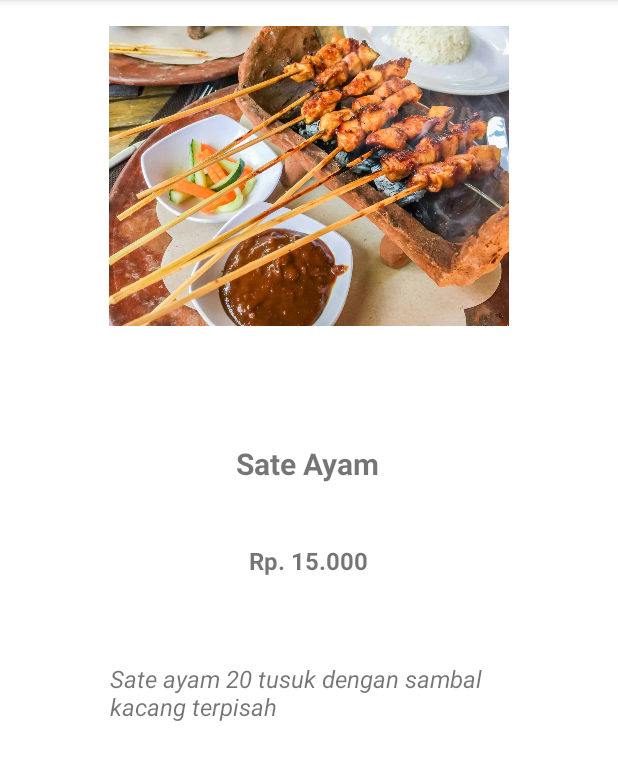
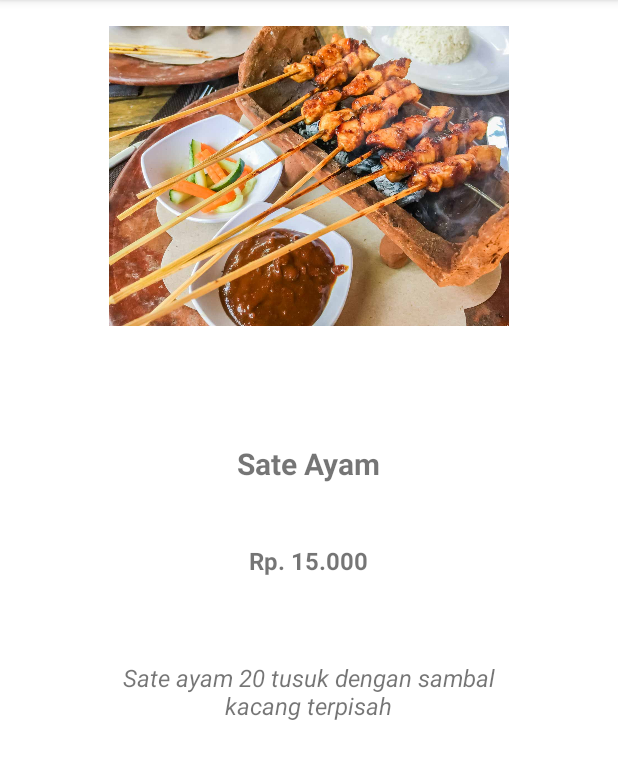
Before and after one commit to naufalHaidar12342/kuliner-semarang, an Android app: the screen it shows after launch (detail_masakan), after a tap on "Sate Ayam", on a phone screen of 412 x 824 dp, the part 84-864 px from its top. Run offline under Robolectric (Android 15) with nearby library versions, the phone set to English and light mode, and no system bars.

Commit message:
mengubah text-alignment menjadi center

```diff
--- a/app/src/main/res/layout/activity_detail_masakan.xml
+++ b/app/src/main/res/layout/activity_detail_masakan.xml
@@ -29,6 +29,7 @@
         android:layout_marginTop="37dp"
         android:padding="10dp"
         android:text="Nama masakan"
+        android:textAlignment="center"
         android:textSize="20sp"
         android:textStyle="bold"
         app:layout_constraintBottom_toBottomOf="parent"
@@ -49,6 +50,7 @@
         android:layout_marginStart="156dp"
         android:padding="10dp"
         android:text="Rp. 10.000"
+        android:textAlignment="center"
         android:textSize="16sp"
         android:textStyle="bold"
         app:layout_constraintBottom_toBottomOf="parent"
@@ -66,6 +68,7 @@
         android:layout_marginStart="-341dp"
         android:padding="20dp"
         android:text="lorem ipsum dolor sit amet lorem "
+        android:textAlignment="center"
         android:textSize="16sp"
         android:textStyle="normal|italic"
         app:layout_constraintBottom_toBottomOf="parent"
@@ -76,6 +79,6 @@
         app:layout_constraintRight_toRightOf="parent"
         app:layout_constraintStart_toStartOf="parent"
         app:layout_constraintTop_toTopOf="parent"
-        app:layout_constraintVertical_bias="0.638" />
+        app:layout_constraintVertical_bias="0.637" />
 
 </androidx.constraintlayout.widget.ConstraintLayout>
--- a/app/src/main/res/layout/card_kuliner.xml
+++ b/app/src/main/res/layout/card_kuliner.xml
@@ -60,6 +60,6 @@
             android:text="lorem ipsum dolor sit amet lorem "
             android:textSize="16sp"
             android:textStyle="normal|italic"
-            android:visibility="invisible" />
+            android:visibility="gone" />
     </RelativeLayout>
 </androidx.cardview.widget.CardView>
```
